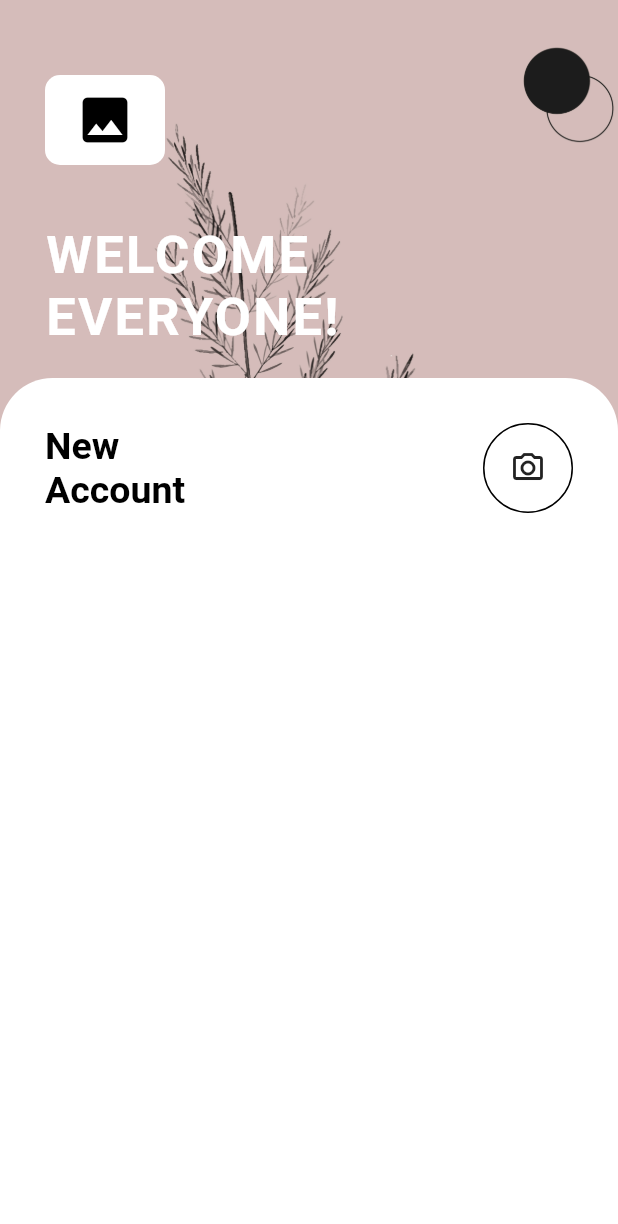
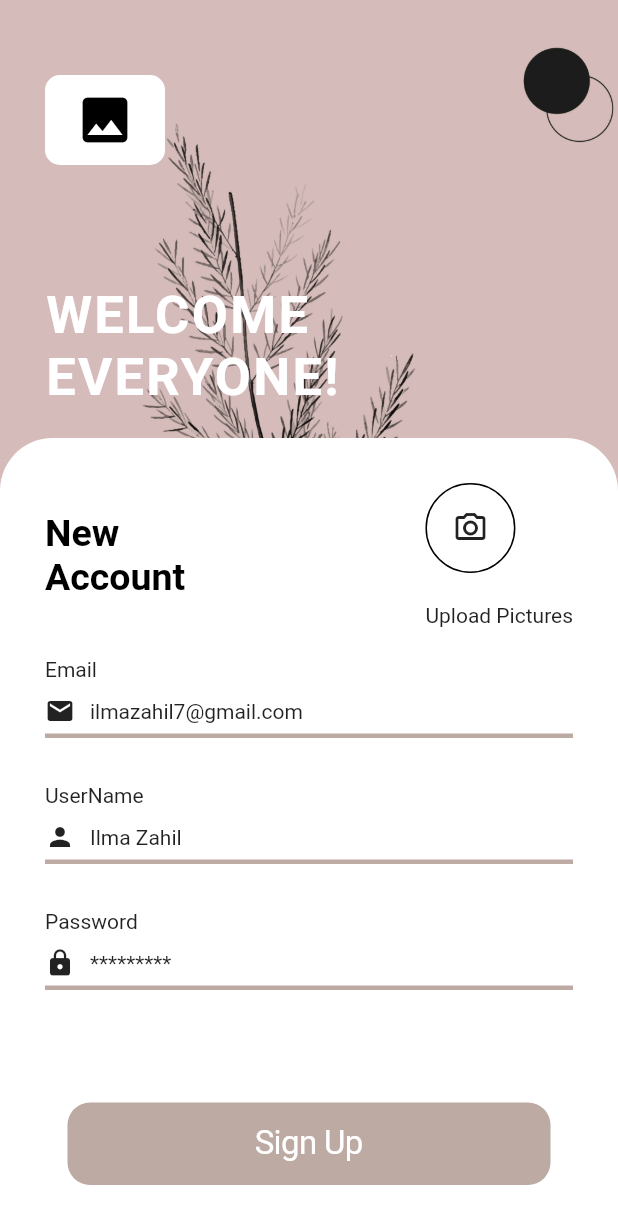
Before and after one commit to IlmaZahil/LoginPage, a Flutter app: the screen it shows after launch, on a phone screen of 412 x 824 dp. Shown: the top 1224 px of the screen. Run offline on Flutter 3.47's test engine with Material 2 defaults, Android fonts, the phone set to English and light mode, and no system bars.

Commit message:
SignUp Screen

```diff
--- a/lib/login_screen.dart
+++ b/lib/login_screen.dart
@@ -1,4 +1,6 @@
 import 'package:flutter/material.dart';
+
+import 'main.dart';
 
 class LoginScreen extends StatelessWidget {
   @override
@@ -12,7 +14,7 @@ class LoginScreen extends StatelessWidget {
                 Colors.black.withOpacity(0.3), BlendMode.srcATop),
           ),
           Image.asset(
-            "images/signin.jpg",
+            "images/signin.png",
             fit: BoxFit.cover,
           ),
           SafeArea(
@@ -37,7 +39,7 @@ class LoginScreen extends StatelessWidget {
                 ),
                 Padding(
                   padding: EdgeInsets.only(
-                    top: 40,
+                    top: 80,
                     left: 30,
                   ),
                   child: Text(
@@ -52,6 +54,7 @@ class LoginScreen extends StatelessWidget {
                 Expanded(
                   child: Container(
                     child: Column(
+                      crossAxisAlignment: CrossAxisAlignment.start,
                       children: [
                         Padding(
                           padding: const EdgeInsets.only(
@@ -68,6 +71,7 @@ class LoginScreen extends StatelessWidget {
                               ),
                               Spacer(),
                               Column(
+                                crossAxisAlignment: CrossAxisAlignment.start,
                                 children: [
                                   Container(
                                     height: 60,
@@ -80,10 +84,51 @@ class LoginScreen extends StatelessWidget {
                                         border:
                                             Border.all(color: Colors.black)),
                                   ),
+                                  SizedBox(
+                                    height: 20,
+                                  ),
+                                  Text("Upload Pictures"),
                                 ],
                               ),
                             ],
                           ),
+                        ),
+                        Padding(
+                          padding: const EdgeInsets.only(
+                            left: 30,
+                            top: 20,
+                          ),
+                          child: Text("Email"),
+                        ),
+                        CustomTextField(
+                            label: "ilmazahil7@gmail.com",
+                            prefixIcon: Icons.email),
+                        Padding(
+                          padding: const EdgeInsets.only(
+                            left: 30,
+                            top: 20,
+                          ),
+                          child: Text("UserName"),
+                        ),
+                        CustomTextField(
+                            label: "Ilma Zahil", prefixIcon: Icons.person),
+                        Padding(
+                          padding: const EdgeInsets.only(
+                            left: 30,
+                            top: 20,
+                          ),
+                          child: Text("Password"),
+                        ),
+                        CustomTextField(
+                            label: "*********", prefixIcon: Icons.lock),
+                        SizedBox(
+                          height: 50,
+                        ),
+                        CustomButton(
+                          label: "Sign Up",
+                          btnColor: Colors.brown.withOpacity(0.5),
+                          txtColor: Colors.white,
+                          onPressed: () {},
                         ),
                       ],
                     ),
@@ -104,3 +149,42 @@ class LoginScreen extends StatelessWidget {
     );
   }
 }
+
+class CustomTextField extends StatelessWidget {
+  final String label;
+  final IconData prefixIcon;
+  CustomTextField({required this.label, required this.prefixIcon});
+
+  @override
+  Widget build(BuildContext context) {
+    return Padding(
+      padding: const EdgeInsets.symmetric(horizontal: 30.0, vertical: 10),
+      child: Column(
+        children: [
+          Row(
+            children: [
+              Icon(prefixIcon, size: 20),
+              SizedBox(width: 10),
+              Text(label)
+            ],
+            // decoration: InputDecoration(
+            //     prefixIcon: Icon(
+            //       prefixIcon,
+            //       color: Colors.black,
+            //     ),
+            //     hintText: label,
+            //     hintStyle: TextStyle(fontSize: 16, color: Colors.black)),
+          ),
+          SizedBox(
+            height: 5,
+          ),
+          Container(
+            height: 3,
+            width: double.infinity,
+            color: Colors.brown.withOpacity(0.5),
+          ),
+        ],
+      ),
+    );
+  }
+}
--- a/lib/main.dart
+++ b/lib/main.dart
@@ -96,11 +96,12 @@ class CustomButton extends StatelessWidget {
   final Color txtColor;
   final Function onPressed;
 
-  CustomButton(
-      {required this.label,
-      required this.btnColor,
-      required this.txtColor,
-      required this.onPressed});
+  CustomButton({
+    required this.label,
+    required this.btnColor,
+    required this.txtColor,
+    required this.onPressed,
+  });
 
   @override
   Widget build(BuildContext context) {
```
Also changed, not shown: images/signin.png (added).
